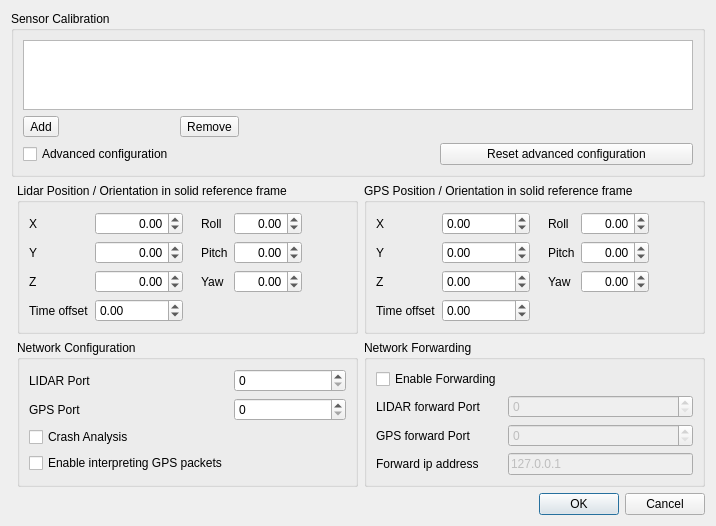
Old version of the form Application/Ui/Widgets/vvCalibrationDialog.ui in the repository Kitware/VeloView.
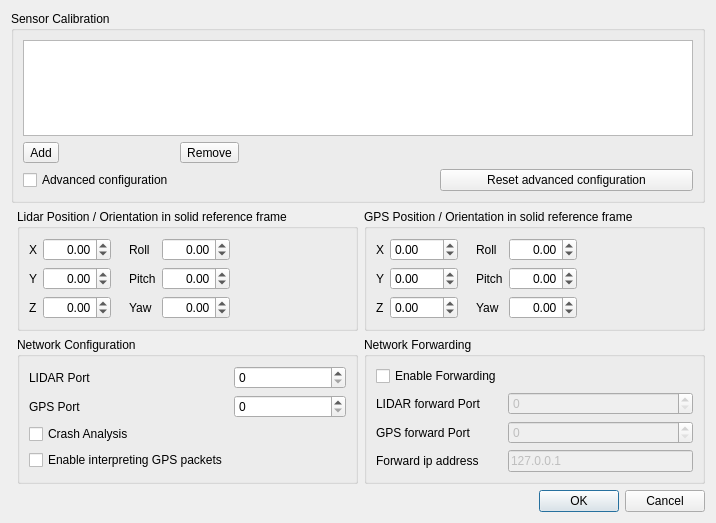
New version of the form. Icons and pictures are not drawn.

Commit message:
[ui] Remove TimeOffset from Sensor Configuration
This option is not linked to the interpreter property
and the Interpreter Property "Time Offset" raises an error :
An error occurs when the pipeline reach maxNetworkTime + dt.

Diff of the .ui file:
```diff
--- a/Application/Ui/Widgets/vvCalibrationDialog.ui
+++ b/Application/Ui/Widgets/vvCalibrationDialog.ui
@@ -82,23 +82,6 @@
           </property>
          </widget>
         </item>
-        <item row="3" column="0">
-         <widget class="QLabel" name="lidarTimeOffsetLabel">
-          <property name="text">
-           <string>Time offset</string>
-          </property>
-         </widget>
-        </item>
-        <item row="3" column="1">
-         <widget class="QDoubleSpinBox" name="lidarTimeOffsetSpinBox">
-          <property name="minimum">
-           <double>-1000000000.000000000000000</double>
-          </property>
-          <property name="maximum">
-           <double>1000000000.000000000000000</double>
-          </property>
-         </widget>
-        </item>
        </layout>
       </item>
       <item>
@@ -478,23 +461,6 @@
           </property>
          </widget>
         </item>
-        <item row="3" column="0">
-         <widget class="QLabel" name="gpsTimeOffsetLabel">
-          <property name="text">
-           <string>Time offset</string>
-          </property>
-         </widget>
-        </item>
-        <item row="3" column="1">
-         <widget class="QDoubleSpinBox" name="gpsTimeOffsetSpinBox">
-          <property name="minimum">
-           <double>-1000000000.000000000000000</double>
-          </property>
-          <property name="maximum">
-           <double>1000000000.000000000000000</double>
-          </property>
-         </widget>
-        </item>
        </layout>
       </item>
       <item>
```
The commit also changes 2 other files.
